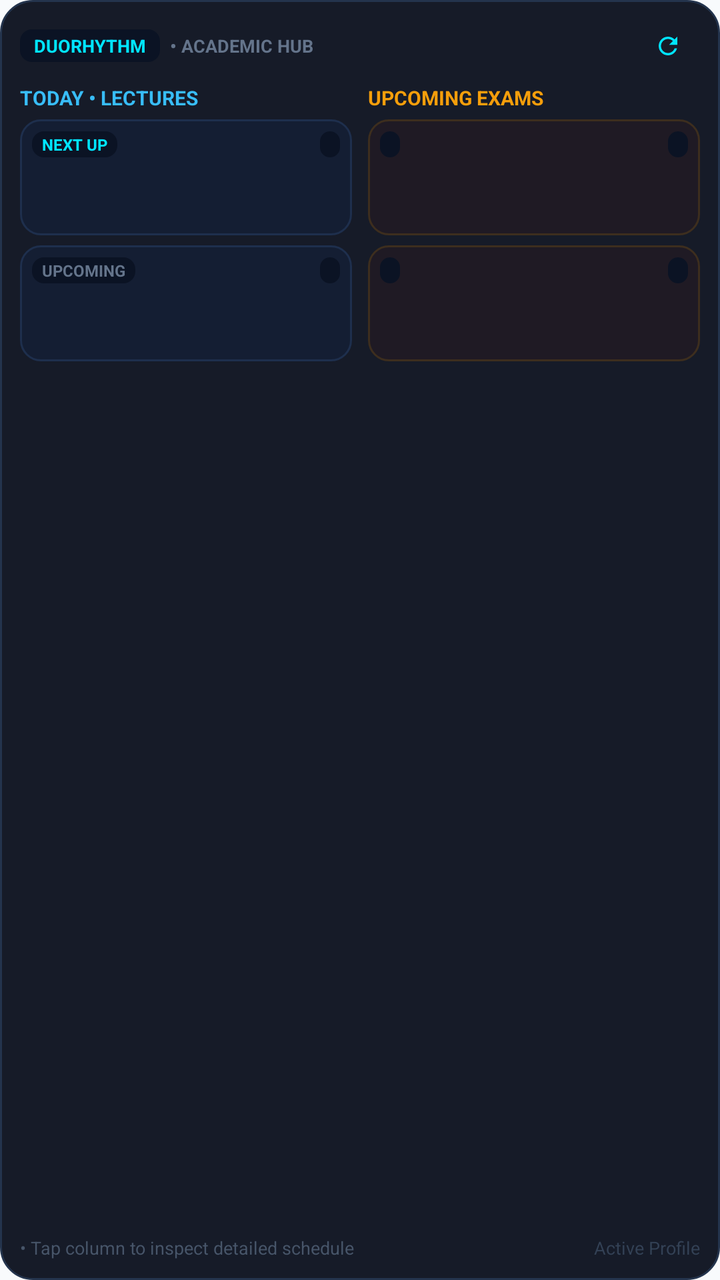
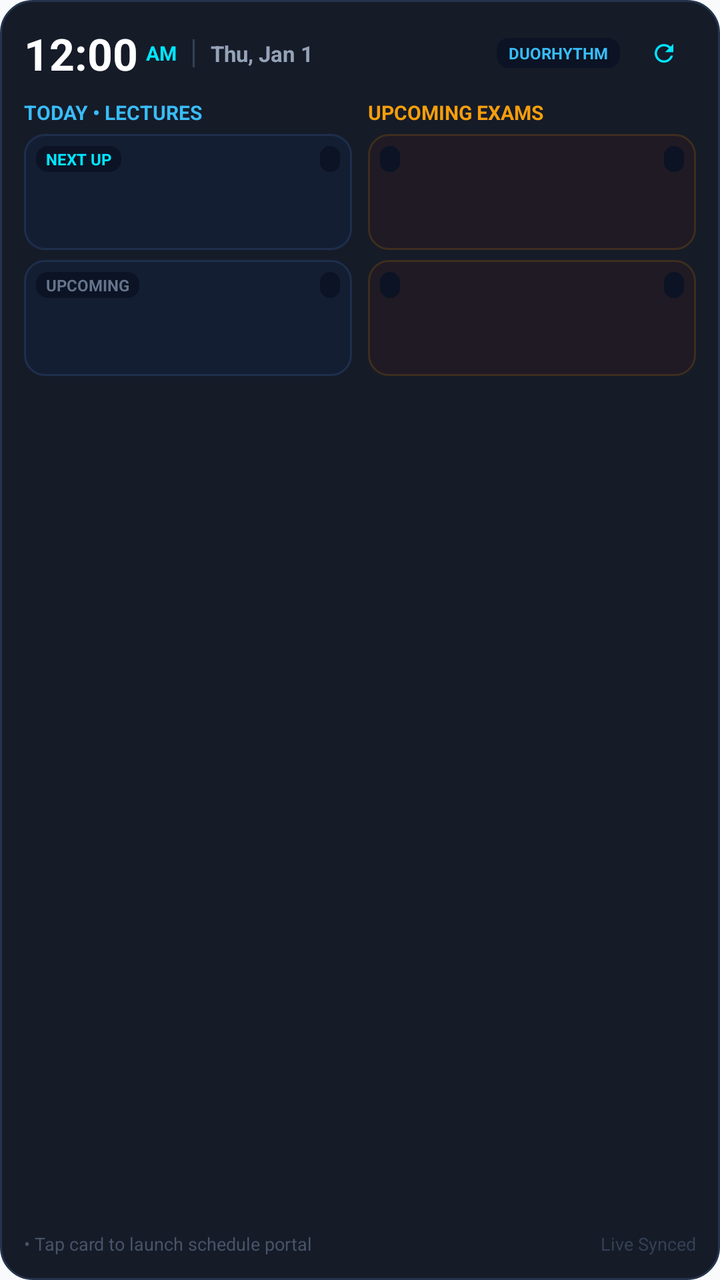

Screens rendered from an Android XML layout before and after an edit, with the pre-edit source and the edit as a unified diff.
<!-- AndroidManifest.xml: application theme Theme.LifeSync -->
<!-- res/layout/widget_academic_hub.xml -->
<?xml version="1.0" encoding="utf-8"?>
<LinearLayout xmlns:android="http://schemas.android.com/apk/res/android"
    android:id="@+id/layoutWidgetRoot"
    android:layout_width="match_parent"
    android:layout_height="match_parent"
    android:background="@drawable/bg_widget_glass_oled"
    android:orientation="vertical"
    android:padding="10dp">

    
    <LinearLayout
        android:layout_width="match_parent"
        android:layout_height="26dp"
        android:gravity="center_vertical"
        android:orientation="horizontal">

        <TextView
            android:layout_width="wrap_content"
            android:layout_height="wrap_content"
            android:background="@drawable/bg_widget_pill_badge"
            android:paddingHorizontal="7dp"
            android:paddingVertical="2dp"
            android:text="DUORHYTHM"
            android:textColor="#00E5FF"
            android:textSize="9sp"
            android:textStyle="bold" />

        <TextView
            android:layout_width="wrap_content"
            android:layout_height="wrap_content"
            android:layout_marginStart="5dp"
            android:text="• ACADEMIC HUB"
            android:textColor="#64748B"
            android:textSize="9sp"
            android:textStyle="bold" />

        <FrameLayout
            android:layout_width="0dp"
            android:layout_height="1dp"
            android:layout_weight="1" />

        <TextView
            android:id="@+id/tvWidgetSyncTime"
            android:layout_width="wrap_content"
            android:layout_height="wrap_content"
            android:layout_marginEnd="6dp"
            android:textColor="#64748B"
            android:textSize="9sp" />

        <FrameLayout
            android:id="@+id/btnWidgetRefreshHitbox"
            android:layout_width="32dp"
            android:layout_height="26dp">

            <ImageView
                android:id="@+id/ivWidgetRefreshIcon"
                android:layout_width="14dp"
                android:layout_height="14dp"
                android:layout_gravity="center"
                android:contentDescription="Refresh"
                android:src="@drawable/ic_refresh" />

            <ProgressBar
                android:id="@+id/pbWidgetLoading"
                android:layout_width="14dp"
                android:layout_height="14dp"
                android:layout_gravity="center"
                android:indeterminate="true"
                android:indeterminateTint="#00E5FF"
                android:visibility="gone" />
        </FrameLayout>
    </LinearLayout>

    
    <LinearLayout
        android:id="@+id/layoutMainGrid"
        android:layout_width="match_parent"
        android:layout_height="0dp"
        android:layout_marginTop="6dp"
        android:layout_weight="1"
        android:baselineAligned="false"
        android:orientation="horizontal">

        
        <LinearLayout
            android:id="@+id/layoutScheduleSection"
            android:layout_width="0dp"
            android:layout_height="match_parent"
            android:layout_weight="1"
            android:orientation="vertical">

            <TextView
                android:id="@+id/tvClassHeader"
                android:layout_width="match_parent"
                android:layout_height="wrap_content"
                android:layout_marginBottom="4dp"
                android:text="TODAY • LECTURES"
                android:textColor="#38BDF8"
                android:textSize="10sp"
                android:textStyle="bold" />

            
            <LinearLayout
                android:id="@+id/rowClass1"
                android:layout_width="match_parent"
                android:layout_height="wrap_content"
                android:layout_marginBottom="5dp"
                android:background="@drawable/bg_widget_item_class"
                android:orientation="vertical"
                android:padding="6dp">

                
                <LinearLayout
                    android:layout_width="match_parent"
                    android:layout_height="wrap_content"
                    android:gravity="center_vertical"
                    android:orientation="horizontal">

                    <TextView
                        android:id="@+id/tvClass1Badge"
                        android:layout_width="wrap_content"
                        android:layout_height="wrap_content"
                        android:background="@drawable/bg_widget_pill_badge"
                        android:paddingHorizontal="5dp"
                        android:paddingVertical="1dp"
                        android:text="NEXT UP"
                        android:textColor="#00E5FF"
                        android:textSize="8sp"
                        android:textStyle="bold" />

                    <FrameLayout
                        android:layout_width="0dp"
                        android:layout_height="1dp"
                        android:layout_weight="1" />

                    <TextView
                        android:id="@+id/tvClass1Room"
                        android:layout_width="wrap_content"
                        android:layout_height="wrap_content"
                        android:background="@drawable/bg_widget_pill_badge"
                        android:paddingHorizontal="5dp"
                        android:paddingVertical="1dp"
                        android:textColor="#38BDF8"
                        android:textSize="8sp"
                        android:textStyle="bold" />
                </LinearLayout>

                
                <TextView
                    android:id="@+id/tvClass1Title"
                    android:layout_width="match_parent"
                    android:layout_height="wrap_content"
                    android:layout_marginTop="3dp"
                    android:ellipsize="end"
                    android:lineSpacingExtra="1dp"
                    android:maxLines="2"
                    android:textColor="#FFFFFF"
                    android:textSize="11sp"
                    android:textStyle="bold" />

                
                <TextView
                    android:id="@+id/tvClass1Time"
                    android:layout_width="wrap_content"
                    android:layout_height="wrap_content"
                    android:layout_marginTop="3dp"
                    android:textColor="#94A3B8"
                    android:textSize="9sp" />
            </LinearLayout>

            
            <LinearLayout
                android:id="@+id/rowClass2"
                android:layout_width="match_parent"
                android:layout_height="wrap_content"
                android:layout_marginBottom="5dp"
                android:background="@drawable/bg_widget_item_class"
                android:orientation="vertical"
                android:padding="6dp">

                
                <LinearLayout
                    android:layout_width="match_parent"
                    android:layout_height="wrap_content"
                    android:gravity="center_vertical"
                    android:orientation="horizontal">

                    <TextView
                        android:id="@+id/tvClass2Badge"
                        android:layout_width="wrap_content"
                        android:layout_height="wrap_content"
                        android:background="@drawable/bg_widget_pill_badge"
                        android:paddingHorizontal="5dp"
                        android:paddingVertical="1dp"
                        android:text="UPCOMING"
                        android:textColor="#64748B"
                        android:textSize="8sp"
                        android:textStyle="bold" />

                    <FrameLayout
                        android:layout_width="0dp"
                        android:layout_height="1dp"
                        android:layout_weight="1" />

                    <TextView
                        android:id="@+id/tvClass2Room"
                        android:layout_width="wrap_content"
                        android:layout_height="wrap_content"
                        android:background="@drawable/bg_widget_pill_badge"
                        android:paddingHorizontal="5dp"
                        android:paddingVertical="1dp"
                        android:textColor="#38BDF8"
                        android:textSize="8sp"
                        android:textStyle="bold" />
                </LinearLayout>

                
                <TextView
                    android:id="@+id/tvClass2Title"
                    android:layout_width="match_parent"
                    android:layout_height="wrap_content"
                    android:layout_marginTop="3dp"
                    android:ellipsize="end"
                    android:lineSpacingExtra="1dp"
                    android:maxLines="2"
                    android:textColor="#FFFFFF"
                    android:textSize="11sp"
                    android:textStyle="bold" />

                
                <TextView
                    android:id="@+id/tvClass2Time"
                    android:layout_width="wrap_content"
                    android:layout_height="wrap_content"
                    android:layout_marginTop="3dp"
                    android:textColor="#94A3B8"
                    android:textSize="9sp" />
            </LinearLayout>

            <TextView
                android:id="@+id/tvNoClasses"
                android:layout_width="match_parent"
                android:layout_height="match_parent"
                android:background="@drawable/bg_widget_item_class"
                android:gravity="center"
                android:text="No upcoming lectures"
                android:textColor="#64748B"
                android:textSize="10sp"
                android:visibility="gone" />
        </LinearLayout>

        <FrameLayout
            android:id="@+id/layoutColumnGap"
            android:layout_width="8dp"
            android:layout_height="match_parent" />

        
        <LinearLayout
            android:id="@+id/layoutExamSection"
            android:layout_width="0dp"
            android:layout_height="match_parent"
            android:layout_weight="1"
            android:orientation="vertical">

            <TextView
                android:id="@+id/tvExamHeader"
                android:layout_width="match_parent"
                android:layout_height="wrap_content"
                android:layout_marginBottom="4dp"
                android:text="UPCOMING EXAMS"
                android:textColor="#F59E0B"
                android:textSize="10sp"
                android:textStyle="bold" />

            
            <LinearLayout
                android:id="@+id/rowExam1"
                android:layout_width="match_parent"
                android:layout_height="wrap_content"
                android:layout_marginBottom="5dp"
                android:background="@drawable/bg_widget_item_exam"
                android:orientation="vertical"
                android:padding="6dp">

                <LinearLayout
                    android:layout_width="match_parent"
                    android:layout_height="wrap_content"
                    android:gravity="center_vertical"
                    android:orientation="horizontal">

                    <TextView
                        android:id="@+id/tvExam1Badge"
                        android:layout_width="wrap_content"
                        android:layout_height="wrap_content"
                        android:background="@drawable/bg_widget_pill_badge"
                        android:paddingHorizontal="5dp"
                        android:paddingVertical="1dp"
                        android:textColor="#F59E0B"
                        android:textSize="8sp"
                        android:textStyle="bold" />

                    <FrameLayout
                        android:layout_width="0dp"
                        android:layout_height="1dp"
                        android:layout_weight="1" />

                    <TextView
                        android:id="@+id/tvExam1Room"
                        android:layout_width="wrap_content"
                        android:layout_height="wrap_content"
                        android:background="@drawable/bg_widget_pill_badge"
                        android:paddingHorizontal="5dp"
                        android:paddingVertical="1dp"
                        android:textColor="#F59E0B"
                        android:textSize="8sp"
                        android:textStyle="bold" />
                </LinearLayout>

                <TextView
                    android:id="@+id/tvExam1Title"
                    android:layout_width="match_parent"
                    android:layout_height="wrap_content"
                    android:layout_marginTop="3dp"
                    android:ellipsize="end"
                    android:lineSpacingExtra="1dp"
                    android:maxLines="2"
                    android:textColor="#FFFFFF"
                    android:textSize="11sp"
                    android:textStyle="bold" />

                <TextView
                    android:id="@+id/tvExam1Time"
                    android:layout_width="wrap_content"
                    android:layout_height="wrap_content"
                    android:layout_marginTop="3dp"
                    android:textColor="#94A3B8"
                    android:textSize="9sp" />
            </LinearLayout>

            
            <LinearLayout
                android:id="@+id/rowExam2"
                android:layout_width="match_parent"
                android:layout_height="wrap_content"
                android:layout_marginBottom="5dp"
                android:background="@drawable/bg_widget_item_exam"
                android:orientation="vertical"
                android:padding="6dp">

                <LinearLayout
                    android:layout_width="match_parent"
                    android:layout_height="wrap_content"
                    android:gravity="center_vertical"
                    android:orientation="horizontal">

                    <TextView
                        android:id="@+id/tvExam2Badge"
                        android:layout_width="wrap_content"
                        android:layout_height="wrap_content"
                        android:background="@drawable/bg_widget_pill_badge"
                        android:paddingHorizontal="5dp"
                        android:paddingVertical="1dp"
                        android:textColor="#F59E0B"
                        android:textSize="8sp"
                        android:textStyle="bold" />

                    <FrameLayout
                        android:layout_width="0dp"
                        android:layout_height="1dp"
                        android:layout_weight="1" />

                    <TextView
                        android:id="@+id/tvExam2Room"
                        android:layout_width="wrap_content"
                        android:layout_height="wrap_content"
                        android:background="@drawable/bg_widget_pill_badge"
                        android:paddingHorizontal="5dp"
                        android:paddingVertical="1dp"
                        android:textColor="#F59E0B"
                        android:textSize="8sp"
                        android:textStyle="bold" />
                </LinearLayout>

                <TextView
                    android:id="@+id/tvExam2Title"
                    android:layout_width="match_parent"
                    android:layout_height="wrap_content"
                    android:layout_marginTop="3dp"
                    android:ellipsize="end"
                    android:lineSpacingExtra="1dp"
                    android:maxLines="2"
                    android:textColor="#FFFFFF"
                    android:textSize="11sp"
                    android:textStyle="bold" />

                <TextView
                    android:id="@+id/tvExam2Time"
                    android:layout_width="wrap_content"
                    android:layout_height="wrap_content"
                    android:layout_marginTop="3dp"
                    android:textColor="#94A3B8"
                    android:textSize="9sp" />
            </LinearLayout>

            <TextView
                android:id="@+id/tvNoExams"
                android:layout_width="match_parent"
                android:layout_height="match_parent"
                android:background="@drawable/bg_widget_item_exam"
                android:gravity="center"
                android:text="All clear! No pending exams"
                android:textColor="#64748B"
                android:textSize="10sp"
                android:visibility="gone" />
        </LinearLayout>
    </LinearLayout>

    
    <LinearLayout
        android:layout_width="match_parent"
        android:layout_height="wrap_content"
        android:layout_marginTop="2dp"
        android:gravity="center_vertical"
        android:orientation="horizontal">

        <TextView
            android:layout_width="0dp"
            android:layout_height="wrap_content"
            android:layout_weight="1"
            android:text="• Tap column to inspect detailed schedule"
            android:textColor="#475569"
            android:textSize="9sp" />

        <TextView
            android:id="@+id/tvWidgetStatusNote"
            android:layout_width="wrap_content"
            android:layout_height="wrap_content"
            android:text="Active Profile"
            android:textColor="#334155"
            android:textSize="9sp" />
    </LinearLayout>
</LinearLayout>
<!-- resources referenced by this layout -->
<resources>
  <!-- drawable bg_widget_glass_oled (drawable) -->
  <shape xmlns:android="http://schemas.android.com/apk/res/android"
      android:shape="rectangle">
      <solid android:color="#F20A0F1D" />
      <corners android:radius="16dp" />
      <stroke
          android:width="1dp"
          android:color="#24344D" />
  </shape>
  <!-- drawable bg_widget_item_class (drawable) -->
  <shape xmlns:android="http://schemas.android.com/apk/res/android"
      android:shape="rectangle">
      <solid android:color="#141E33" />
      <corners android:radius="10dp" />
      <stroke
          android:width="1dp"
          android:color="#1E2F4D" />
  </shape>
  <!-- drawable bg_widget_item_exam (drawable) -->
  <shape xmlns:android="http://schemas.android.com/apk/res/android"
      android:shape="rectangle">
      <solid android:color="#1F1A24" />
      <corners android:radius="10dp" />
      <stroke
          android:width="1dp"
          android:color="#3D2E1E" />
  </shape>
  <!-- drawable bg_widget_pill_badge (drawable) -->
  <shape xmlns:android="http://schemas.android.com/apk/res/android"
      android:shape="rectangle">
      <solid android:color="#0B1324" />
      <corners android:radius="6dp" />
  </shape>
  <!-- drawable ic_refresh (drawable) -->
  <vector xmlns:android="http://schemas.android.com/apk/res/android"
      android:width="24dp"
      android:height="24dp"
      android:viewportWidth="24"
      android:viewportHeight="24">
      <path
          android:fillColor="#00E5FF"
          android:pathData="M17.65,6.35C16.2,4.9 14.21,4 12,4c-4.42,0 -7.99,3.58 -7.99,8s3.57,8 7.99,8c3.73,0 6.84,-2.55 7.73,-6h-2.08c-0.82,2.33 -3.04,4 -5.65,4 -3.31,0 -6,-2.69 -6,-6s2.69,-6 6,-6c1.66,0 3.14,0.69 4.22,1.78L13,11h7V4l-2.35,2.35z"/>
  </vector>
  <color name="primary">#0284C7</color>
  <color name="primary_variant">#0369A1</color>
  <color name="on_primary">#FFFFFF</color>
  <color name="secondary">#7C3AED</color>
  <color name="secondary_variant">#6D28D9</color>
  <color name="on_secondary">#FFFFFF</color>
  <color name="surface">#FFFFFF</color>
  <color name="text_primary">#0F172A</color>
  <color name="text_secondary">#64748B</color>
  <color name="background">#F8FAFC</color>
  <style name="CardElevationRounded" parent="Widget.MaterialComponents.CardView">
          <item name="cardCornerRadius">22dp</item>
          <item name="cardElevation">2dp</item>
          <item name="strokeWidth">1dp</item>
          <item name="strokeColor">@color/card_stroke</item>
          <item name="cardBackgroundColor">@color/surface_card</item>
      </style>
  <style name="DuoRhythmTextView" parent="android:Widget.TextView">
          <item name="android:lineSpacingExtra">2dp</item>
          <item name="android:fontFamily">sans-serif</item>
          <item name="android:includeFontPadding">true</item>
      </style>
  <style name="DuoRhythmEditText" parent="android:Widget.EditText">
          <item name="android:lineSpacingExtra">2dp</item>
          <item name="android:fontFamily">sans-serif</item>
          <item name="android:includeFontPadding">true</item>
          <item name="android:textColor">@color/text_primary</item>
          <item name="android:textColorHint">@color/text_secondary</item>
      </style>
  <color name="card_stroke">#E2E8F0</color>
  <color name="surface_card">#FFFFFF</color>
  <!-- unchanged entries left out for length: 1 -->
</resources>

<!-- the commit's change to res/layout/widget_academic_hub.xml (unified diff, before → after) -->
@@ -5,52 +5,75 @@
     android:layout_height="match_parent"
     android:background="@drawable/bg_widget_glass_oled"
     android:orientation="vertical"
-    android:padding="10dp">
+    android:padding="12dp">
 
     
     <LinearLayout
         android:layout_width="match_parent"
-        android:layout_height="26dp"
+        android:layout_height="wrap_content"
         android:gravity="center_vertical"
         android:orientation="horizontal">
 
+        
+        <LinearLayout
+            android:layout_width="0dp"
+            android:layout_height="wrap_content"
+            android:layout_weight="1"
+            android:gravity="center_vertical"
+            android:orientation="horizontal">
+
+            <TextClock
+                android:id="@+id/tcWidgetClock"
+                android:layout_width="wrap_content"
+                android:layout_height="wrap_content"
+                android:format12Hour="h:mm"
+                android:textColor="#FFFFFF"
+                android:textSize="22sp"
+                android:textStyle="bold" />
+
+            <TextClock
+                android:id="@+id/tcWidgetAmPm"
+                android:layout_width="wrap_content"
+                android:layout_height="wrap_content"
+                android:layout_marginStart="4dp"
+                android:format12Hour="a"
+                android:textColor="#00E5FF"
+                android:textSize="10sp"
+                android:textStyle="bold" />
+
+            <FrameLayout
+                android:layout_width="1dp"
+                android:layout_height="14dp"
+                android:layout_marginHorizontal="8dp"
+                android:background="#334155" />
+
+            <TextClock
+                android:id="@+id/tcWidgetDate"
+                android:layout_width="wrap_content"
+                android:layout_height="wrap_content"
+                android:format12Hour="EEE, MMM d"
+                android:textColor="#94A3B8"
+                android:textSize="11sp"
+                android:textStyle="bold" />
+        </LinearLayout>
+
+        
         <TextView
             android:layout_width="wrap_content"
             android:layout_height="wrap_content"
             android:background="@drawable/bg_widget_pill_badge"
-            android:paddingHorizontal="7dp"
+            android:paddingHorizontal="6dp"
             android:paddingVertical="2dp"
             android:text="DUORHYTHM"
-            android:textColor="#00E5FF"
-            android:textSize="9sp"
+            android:textColor="#38BDF8"
+            android:textSize="8sp"
             android:textStyle="bold" />
-
-        <TextView
-            android:layout_width="wrap_content"
-            android:layout_height="wrap_content"
-            android:layout_marginStart="5dp"
-            android:text="• ACADEMIC HUB"
-            android:textColor="#64748B"
-            android:textSize="9sp"
-            android:textStyle="bold" />
-
-        <FrameLayout
-            android:layout_width="0dp"
-            android:layout_height="1dp"
-            android:layout_weight="1" />
-
-        <TextView
-            android:id="@+id/tvWidgetSyncTime"
-            android:layout_width="wrap_content"
-            android:layout_height="wrap_content"
-            android:layout_marginEnd="6dp"
-            android:textColor="#64748B"
-            android:textSize="9sp" />
 
         <FrameLayout
             android:id="@+id/btnWidgetRefreshHitbox"
             android:layout_width="32dp"
-            android:layout_height="26dp">
+            android:layout_height="28dp"
+            android:layout_marginStart="6dp">
 
             <ImageView
                 android:id="@+id/ivWidgetRefreshIcon"
@@ -76,7 +99,7 @@
         android:id="@+id/layoutMainGrid"
         android:layout_width="match_parent"
         android:layout_height="0dp"
-        android:layout_marginTop="6dp"
+        android:layout_marginTop="8dp"
         android:layout_weight="1"
         android:baselineAligned="false"
         android:orientation="horizontal">
@@ -109,7 +132,6 @@
                 android:orientation="vertical"
                 android:padding="6dp">
 
-                
                 <LinearLayout
                     android:layout_width="match_parent"
                     android:layout_height="wrap_content"
@@ -145,7 +167,6 @@
                         android:textStyle="bold" />
                 </LinearLayout>
 
-                
                 <TextView
                     android:id="@+id/tvClass1Title"
                     android:layout_width="match_parent"
@@ -158,7 +179,6 @@
                     android:textSize="11sp"
                     android:textStyle="bold" />
 
-                
                 <TextView
                     android:id="@+id/tvClass1Time"
                     android:layout_width="wrap_content"
@@ -178,7 +198,6 @@
                 android:orientation="vertical"
                 android:padding="6dp">
 
-                
                 <LinearLayout
                     android:layout_width="match_parent"
                     android:layout_height="wrap_content"
@@ -214,7 +233,6 @@
                         android:textStyle="bold" />
                 </LinearLayout>
 
-                
                 <TextView
                     android:id="@+id/tvClass2Title"
                     android:layout_width="match_parent"
@@ -227,7 +245,6 @@
                     android:textSize="11sp"
                     android:textStyle="bold" />
 
-                
                 <TextView
                     android:id="@+id/tvClass2Time"
                     android:layout_width="wrap_content"
@@ -419,7 +436,7 @@
     <LinearLayout
         android:layout_width="match_parent"
         android:layout_height="wrap_content"
-        android:layout_marginTop="2dp"
+        android:layout_marginTop="4dp"
         android:gravity="center_vertical"
         android:orientation="horizontal">
 
@@ -427,7 +444,7 @@
             android:layout_width="0dp"
             android:layout_height="wrap_content"
             android:layout_weight="1"
-            android:text="• Tap column to inspect detailed schedule"
+            android:text="• Tap card to launch schedule portal"
             android:textColor="#475569"
             android:textSize="9sp" />
 
@@ -435,7 +452,7 @@
             android:id="@+id/tvWidgetStatusNote"
             android:layout_width="wrap_content"
             android:layout_height="wrap_content"
-            android:text="Active Profile"
+            android:text="Live Synced"
             android:textColor="#334155"
             android:textSize="9sp" />
     </LinearLayout>
